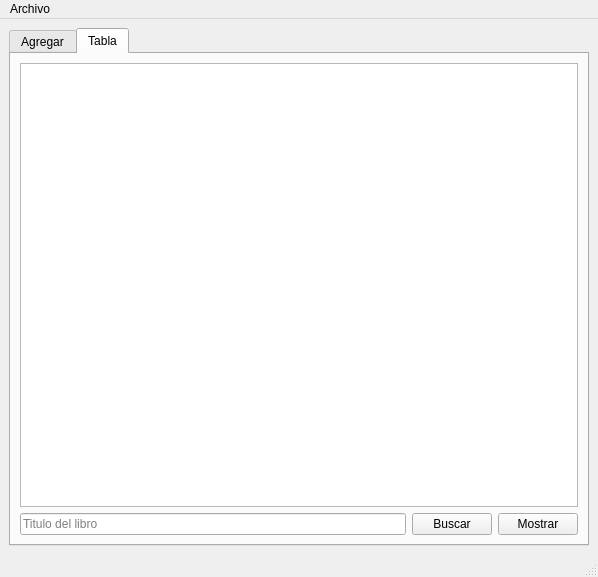
This is particulas.ui in erickborquez/Seminario-de-Algortimia---Particulas as Qt 5 draws it before an edit. The edited form follows.
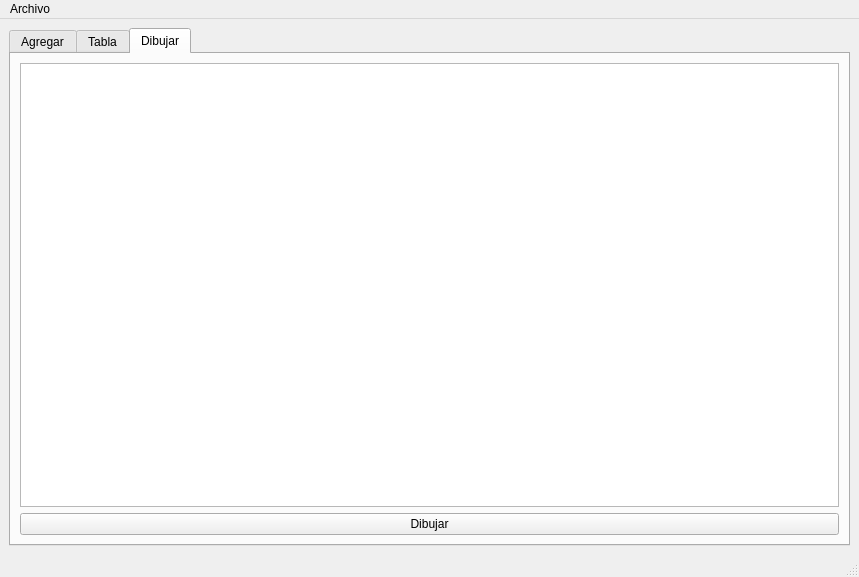
This is the edited form.

Patch:
```diff
--- a/particulas.ui
+++ b/particulas.ui
@@ -6,7 +6,7 @@
    <rect>
     <x>0</x>
     <y>0</y>
-    <width>598</width>
+    <width>859</width>
     <height>577</height>
    </rect>
   </property>
@@ -18,7 +18,7 @@
     <item row="0" column="0">
      <widget class="QTabWidget" name="tabWidget">
       <property name="currentIndex">
-       <number>1</number>
+       <number>2</number>
       </property>
       <widget class="QWidget" name="tab">
        <attribute name="title">
@@ -173,7 +173,7 @@
         <item row="1" column="0">
          <widget class="QLineEdit" name="search_line">
           <property name="placeholderText">
-           <string>Titulo del libro</string>
+           <string>Id de la particula</string>
           </property>
          </widget>
         </item>
@@ -196,6 +196,23 @@
         </item>
        </layout>
       </widget>
+      <widget class="QWidget" name="tab_3">
+       <attribute name="title">
+        <string>Dibujar</string>
+       </attribute>
+       <layout class="QGridLayout" name="gridLayout_5">
+        <item row="0" column="0">
+         <widget class="QGraphicsView" name="graphicsView"/>
+        </item>
+        <item row="1" column="0">
+         <widget class="QPushButton" name="draw_button">
+          <property name="text">
+           <string>Dibujar</string>
+          </property>
+         </widget>
+        </item>
+       </layout>
+      </widget>
      </widget>
     </item>
    </layout>
@@ -205,7 +222,7 @@
     <rect>
      <x>0</x>
      <y>0</y>
-     <width>598</width>
+     <width>859</width>
      <height>22</height>
     </rect>
    </property>
```
